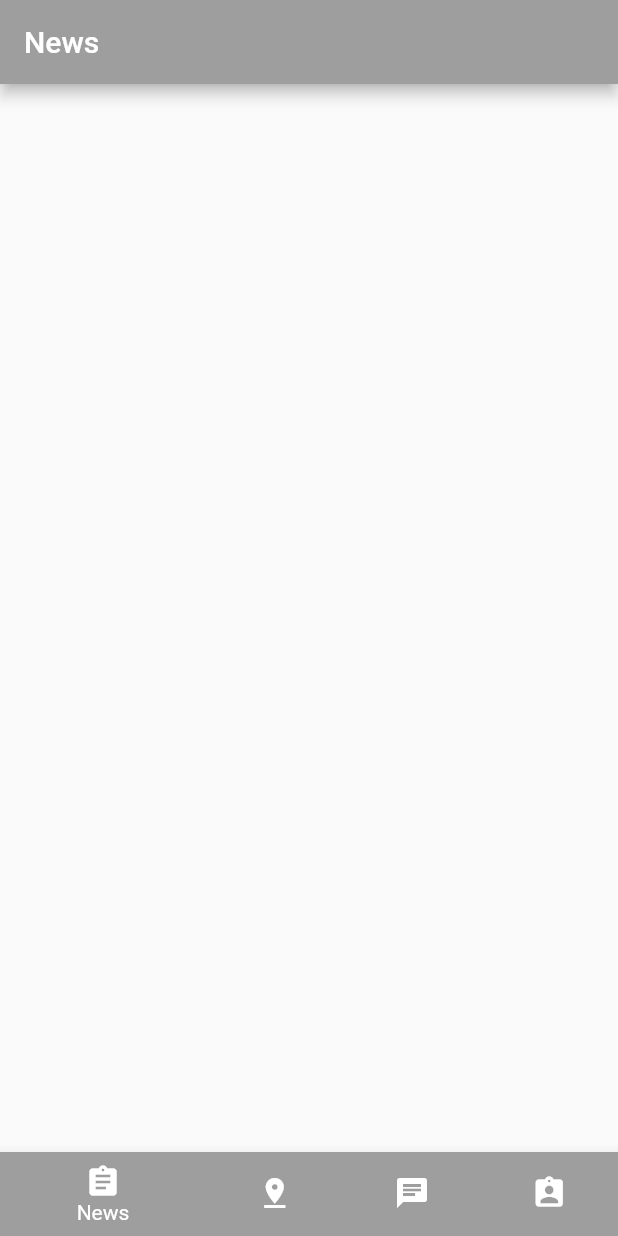
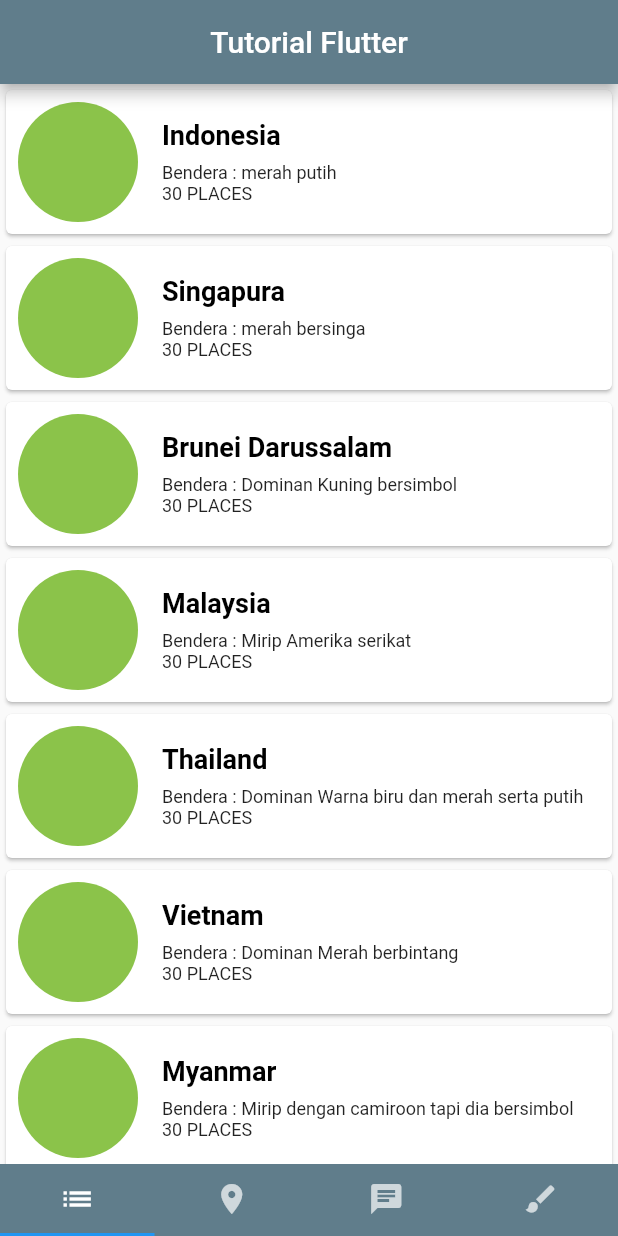
Before and after one commit to ioacode/FirstFlutter, a Flutter app: the LoginClass screen opened directly, after a tap on "Login", on a phone screen of 412 x 824 dp. Run offline on Flutter 3.47's test engine with Material 2 defaults, Android fonts, the phone set to English and light mode, and no system bars; our stand-ins replace carousel_slider, google_maps_flutter, rflutter_alert.

Commit message:
List News and Progress in Map

```diff
--- a/lib/login.dart
+++ b/lib/login.dart
@@ -9,58 +9,47 @@ class LoginClass extends StatelessWidget {
       style: TextStyle(fontFamily: "SultanNahia", fontSize: 16),
     );
 
-    var titleLogin = Text("First Flutter", style: TextStyle(fontFamily: "AvenirBold", fontSize: 24),);
+    var titleLogin = Text(
+      "First Flutter",
+      style: TextStyle(fontFamily: "AvenirBold", fontSize: 24),
+    );
 
-    var fieldusername = TextField( decoration: InputDecoration(
+    var fieldusername = TextField(
+      decoration: InputDecoration(
           border: OutlineInputBorder(),
           labelText: 'Username',
-      labelStyle:TextStyle(fontFamily: "Avelir", fontSize: 14)
-      ),
+          labelStyle: TextStyle(fontFamily: "Avelir", fontSize: 14)),
     );
 
     var fieldpassword = TextField(
       obscureText: true,
-      decoration: InputDecoration( border: OutlineInputBorder(),
+      decoration: InputDecoration(
+          border: OutlineInputBorder(),
           labelText: 'Password',
-      labelStyle:TextStyle(fontFamily: "Avelir", fontSize: 14)
-      ),
+          labelStyle: TextStyle(fontFamily: "Avelir", fontSize: 14)),
     );
-
 
     var buttonLogin = RaisedButton(
       onPressed: () {
-            print("------------ on Press Login ------------ ");
         Navigator.of(context)
-              .push(MaterialPageRoute(builder: (context) => HomePage() ));
+            .push(MaterialPageRoute(builder: (context) => HomePage()));
       },
-          child: const Text(
-            'Login',
-            style: TextStyle(fontFamily: "Avelir", fontSize: 16)
-          ),
+      child: const Text('Login',
+          style: TextStyle(fontFamily: "Avelir", fontSize: 16)),
     );
 
     var containerLogin = Container(
         child: Column(children: <Widget>[
-          Container(
-            height: 48.0,
-            child: titleLogin
-            ),
+      Container(height: 48.0, child: titleLogin),
       SizedBox(height: 12),
-          Container(
-            height: 48.0,
-            child: fieldusername
-            ),
+      Container(height: 48.0, child: fieldusername),
       SizedBox(height: 12),
-          Container(
-            height: 48.0,
-            child: fieldpassword
-            ),
+      Container(height: 48.0, child: fieldpassword),
       SizedBox(height: 16),
       Container(
           height: 48.0,
           width: MediaQuery.of(context).size.width,
-            child: buttonLogin
-            ),
+          child: buttonLogin),
     ]));
 
     return Scaffold(
@@ -74,11 +63,10 @@ class LoginClass extends StatelessWidget {
                 child: Center(
                   child: Container(
                     margin: EdgeInsets.symmetric(horizontal: 30),
-                height: MediaQuery.of(context).size.width-100,
+                    height: MediaQuery.of(context).size.width - 100,
                     child: containerLogin,
                   ),
-            )
-            ),
+                )),
           ),
           Align(
             alignment: Alignment.bottomCenter,
--- a/lib/menu.dart
+++ b/lib/menu.dart
@@ -1,108 +1,57 @@
 import 'package:flutter/material.dart';
-
-class Destination {
-  const Destination(this.title, this.icon, this.color);
-  final String title;
-  final IconData icon;
-  final MaterialColor color;
-}
-
-const List<Destination> allDestinations = <Destination>[
-  Destination('News', Icons.assignment, Colors.grey),
-  Destination('Place', Icons.pin_drop, Colors.grey),
-  Destination('Chat', Icons.chat, Colors.grey),
-  Destination('Login', Icons.assignment_ind, Colors.grey)
-];
-
-class DestinationView extends StatefulWidget {
-  const DestinationView({ Key key, this.destination }) : super(key: key);
-  final Destination destination;
-  @override
-  _DestinationViewState createState() => _DestinationViewState();
-}
-
-class RootPage extends StatelessWidget {
-  final Destination destination;
-  const RootPage({ Key key, this.destination}) : super(key : key);
-
-  @override
-  Widget build(BuildContext context) {
-    return Scaffold(
-      appBar: AppBar(
-        title: Text(destination.title),
-        backgroundColor: destination.color,
-      ),
-      backgroundColor: destination.color[50],
-      body: SizedBox.expand(
-        child: InkWell(
-          onTap: (){
-            Navigator.pushNamed(context, "/list");
-          }
-        )
-      ),
-    );
-  }
-}
-
-
-class _DestinationViewState extends State<DestinationView> {
-  @override
-  Widget build(BuildContext context) {
-    return Navigator(
-      onGenerateRoute: (RouteSettings settings) {
-        return MaterialPageRoute(
-          settings: settings,
-          builder: (BuildContext context) {
-            switch(settings.name) {
-              case '/':
-                return RootPage(destination: widget.destination);
-              case '/list':
-                return RootPage(destination: widget.destination);
-              case '/text':
-                return RootPage(destination: widget.destination);
-            }
-          },
-        );
-      },
-    );
-  }
-}
+import 'package:test_helloworld/tabs/tabschat.dart';
+import 'package:test_helloworld/tabs/tabslogin.dart';
+import 'package:test_helloworld/tabs/tabsnews.dart';
+import 'package:test_helloworld/tabs/tabsplace.dart';
 
 class HomePage extends StatefulWidget {
   @override
   _HomePageState createState() => _HomePageState();
 }
 
-class _HomePageState extends State<HomePage> with TickerProviderStateMixin<HomePage> {
-  int _currentIndex = 0;
+class _HomePageState extends State<HomePage>
+    with SingleTickerProviderStateMixin {
+  TabController controller;
+
+  @override
+  void initState() {
+    super.initState();
+    controller = TabController(length: 4, vsync: this);
+  }
+
+  @override
+  void dispose() {
+    controller.dispose();
+    super.dispose();
+  }
 
   @override
   Widget build(BuildContext context) {
     return Scaffold(
-      body: SafeArea(
-        top: false,
-        child: IndexedStack(
-          index: _currentIndex,
-          children: allDestinations.map<Widget>((Destination destination) {
-            return DestinationView(destination: destination);
-          }).toList(),
+      appBar: AppBar(
+        title: Text(
+          "Tutorial Flutter",
+          style: TextStyle(color: Colors.white),
         ),
+        backgroundColor: Colors.blueGrey,
+        automaticallyImplyLeading: false,
+        centerTitle: true,
       ),
-      bottomNavigationBar: BottomNavigationBar(
-        currentIndex: _currentIndex,
-        onTap: (int index) {
-          setState(() {
-            _currentIndex = index;
-          });
-        },
-        items: allDestinations.map((Destination destination) {
-          return BottomNavigationBarItem(
-            icon: Icon(destination.icon),
-            backgroundColor: destination.color,
-            title: Text(destination.title)
-          );
-        }).toList(),
+      body: TabBarView(
+        children: <Widget>[tabsnews(), tabsplace(), tabschat(), tabslogin()],
+        controller: controller,
       ),
+      bottomNavigationBar: Material(
+          color: Colors.blueGrey,
+          child: TabBar(
+            tabs: <Tab>[
+              Tab(icon: Icon(Icons.list)),
+              Tab(icon: Icon(Icons.place)),
+              Tab(icon: Icon(Icons.chat)),
+              Tab(icon: Icon(Icons.brush)),
+            ],
+            controller: controller,
+          )),
     );
   }
 }
--- /dev/null
+++ b/lib/model/country.dart
@@ -0,0 +1,5 @@
+class Country {
+  const Country(this.name, this.flag);
+  final String name;
+  final String flag;
+}
--- /dev/null
+++ b/lib/tabs/tabsnews.dart
@@ -0,0 +1,91 @@
+import 'package:flutter/foundation.dart';
+import 'package:flutter/material.dart';
+import 'package:rflutter_alert/rflutter_alert.dart';
+import 'package:test_helloworld/model/country.dart';
+
+const List<Country> allCountries = <Country>[
+  Country('Indonesia', 'merah putih'),
+  Country('Singapura', 'merah bersinga'),
+  Country('Brunei Darussalam', 'Dominan Kuning bersimbol'),
+  Country('Malaysia', 'Mirip Amerika serikat'),
+  Country('Thailand', 'Dominan Warna biru dan merah serta putih'),
+  Country('Vietnam', 'Dominan Merah berbintang'),
+  Country('Myanmar', 'Mirip dengan camiroon tapi dia bersimbol'),
+  Country('Laos', 'Mirip dengan Thialand tapi bersimbol putih lingkaran'),
+  Country('Kamboja', 'Mirip dengan Thailand dan bersimbol'),
+  Country('China', 'Warna Merah dengan simbol warna kuning'),
+  Country('Japan', 'Warna dengan model yang berrbeda'),
+  Country('Inggris', 'Warna Putih dengan model salip'),
+  Country('Amerika Serikat', 'Warnanya hampir mirip dengan Malaysia'),
+  Country('Spayol', 'Warnanya keren habis'),
+];
+
+class tabsnews extends StatelessWidget {
+  final List<Country> country;
+
+  tabsnews({Key key, this.country}) : super(key: key);
+
+  @override
+  Widget build(BuildContext context) {
+    return new ListView.builder(
+        itemCount: allCountries == null ? 0 : allCountries.length,
+        itemBuilder: (BuildContext context, int index) {
+          return new Card(
+              child: new InkWell(
+                  onTap: () {
+                    Alert(
+                            context: context,
+                            title: "Negara " + allCountries[index].name,
+                            desc: "Bendera " + allCountries[index].flag)
+                        .show();
+                  },
+                  child: new Container(
+                      child: new Row(
+                    children: <Widget>[
+                      new Container(
+                        margin: EdgeInsets.all(8),
+                        height: 80,
+                        width: 80,
+                        child: new CircleAvatar(
+                          backgroundColor: Colors.lightGreen,
+                          radius: 24.0,
+                        ),
+                      ),
+                      new Expanded(
+                        child: Padding(
+                          padding: const EdgeInsets.all(8.0),
+                          child: new Container(
+                            child: new Column(
+                              mainAxisSize: MainAxisSize.max,
+                              mainAxisAlignment: MainAxisAlignment.spaceEvenly,
+                              crossAxisAlignment: CrossAxisAlignment.start,
+                              children: <Widget>[
+                                new Text(
+                                  allCountries[index].name,
+                                  style: new TextStyle(
+                                      fontSize: 18.0,
+                                      color: Colors.black,
+                                      fontWeight: FontWeight.bold),
+                                ),
+                                SizedBox(height: 8),
+                                new Text(
+                                  "Bendera : " + allCountries[index].flag,
+                                  style: new TextStyle(
+                                      fontSize: 12.0, color: Colors.black87),
+                                  overflow: TextOverflow.ellipsis,
+                                ),
+                                new Text(
+                                  "30 PLACES",
+                                  style: new TextStyle(
+                                      fontSize: 12.0, color: Colors.black87),
+                                ),
+                              ],
+                            ),
+                          ),
+                        ),
+                      )
+                    ],
+                  ))));
+        });
+  }
+}
--- a/pubspec.yaml
+++ b/pubspec.yaml
@@ -24,6 +24,9 @@ dependencies:
   # Use with the CupertinoIcons class for iOS style icons.
   cupertino_icons: ^0.1.2
   carousel_slider: ^1.3.0
+  http: ^0.12.0+4
+  rflutter_alert: ^1.0.3
+  google_maps_flutter: ^0.5.19+2
 
 dev_dependencies:
   flutter_test:
```
Also changed, not shown: lib/tabs/tabschat.dart (added, +28 -0 lines), lib/tabs/tabslogin.dart (added, +27 -0 lines), lib/tabs/tabsplace.dart (added, +26 -0 lines), pubspec.lock, 9 other files. Lines whose indentation alone changed are shown as unchanged.
